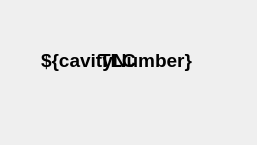
Qt form Derikka/EmbeddedSingleCavity.ui (slaclab/cavityDisplay) before a commit.
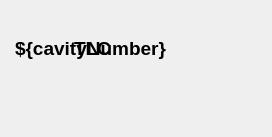
The same form after that commit. Custom widgets are drawn as their Qt base class.

Commit message: Added square cavity shape and adjusted spacing between cavities

Patch:
```diff
--- a/Derikka/EmbeddedSingleCavity.ui
+++ b/Derikka/EmbeddedSingleCavity.ui
@@ -6,8 +6,8 @@
    <rect>
     <x>0</x>
     <y>0</y>
-    <width>257</width>
-    <height>145</height>
+    <width>272</width>
+    <height>137</height>
    </rect>
   </property>
   <property name="sizePolicy">
@@ -22,9 +22,9 @@
   <widget class="QWidget" name="widgetContainer" native="true">
    <property name="geometry">
     <rect>
-     <x>21</x>
-     <y>11</y>
-     <width>201</width>
+     <x>6</x>
+     <y>-1</y>
+     <width>186</width>
      <height>102</height>
     </rect>
    </property>
@@ -45,7 +45,7 @@
      <rect>
       <x>35</x>
       <y>-1</y>
-      <width>121</width>
+      <width>100</width>
       <height>100</height>
      </rect>
     </property>
@@ -67,6 +67,9 @@
     <property name="accessibleName">
      <string>${cavity_Shape}</string>
     </property>
+    <property name="styleSheet">
+     <string notr="true"/>
+    </property>
     <property name="rules" stdset="0">
      <string>[]</string>
     </property>
@@ -102,7 +105,7 @@
    <widget class="PyDMLabel" name="TLC_Label">
     <property name="geometry">
      <rect>
-      <x>75</x>
+      <x>65</x>
       <y>36</y>
       <width>43</width>
       <height>26</height>
@@ -137,7 +140,7 @@
    <widget class="PyDMLabel" name="cavity_Number">
     <property name="geometry">
      <rect>
-      <x>-7</x>
+      <x>-18</x>
       <y>36</y>
       <width>205</width>
       <height>26</height>
@@ -175,6 +178,50 @@
      <set>Qt::AlignCenter</set>
     </property>
    </widget>
+   <widget class="PyDMDrawingRectangle" name="squareCavity">
+    <property name="geometry">
+     <rect>
+      <x>35</x>
+      <y>-1</y>
+      <width>100</width>
+      <height>100</height>
+     </rect>
+    </property>
+    <property name="sizePolicy">
+     <sizepolicy hsizetype="MinimumExpanding" vsizetype="MinimumExpanding">
+      <horstretch>0</horstretch>
+      <verstretch>0</verstretch>
+     </sizepolicy>
+    </property>
+    <property name="minimumSize">
+     <size>
+      <width>0</width>
+      <height>100</height>
+     </size>
+    </property>
+    <property name="toolTip">
+     <string/>
+    </property>
+    <property name="brush" stdset="0">
+     <brush brushstyle="SolidPattern">
+      <color alpha="255">
+       <red>255</red>
+       <green>255</green>
+       <blue>255</blue>
+      </color>
+     </brush>
+    </property>
+    <property name="penStyle" stdset="0">
+     <enum>Qt::SolidLine</enum>
+    </property>
+    <property name="penWidth" stdset="0">
+     <double>5.000000000000000</double>
+    </property>
+   </widget>
+   <zorder>cavityShape</zorder>
+   <zorder>squareCavity</zorder>
+   <zorder>TLC_Label</zorder>
+   <zorder>cavity_Number</zorder>
   </widget>
  </widget>
  <customwidgets>
@@ -183,6 +230,11 @@
    <extends>QLabel</extends>
    <header>pydm.widgets.label</header>
   </customwidget>
+  <customwidget>
+   <class>PyDMDrawingRectangle</class>
+   <extends>QWidget</extends>
+   <header>pydm.widgets.drawing</header>
+  </customwidget>
   <customwidget>
    <class>PyDMDrawingPolygon</class>
    <extends>QWidget</extends>
```
The commit also changes 2 other files.
